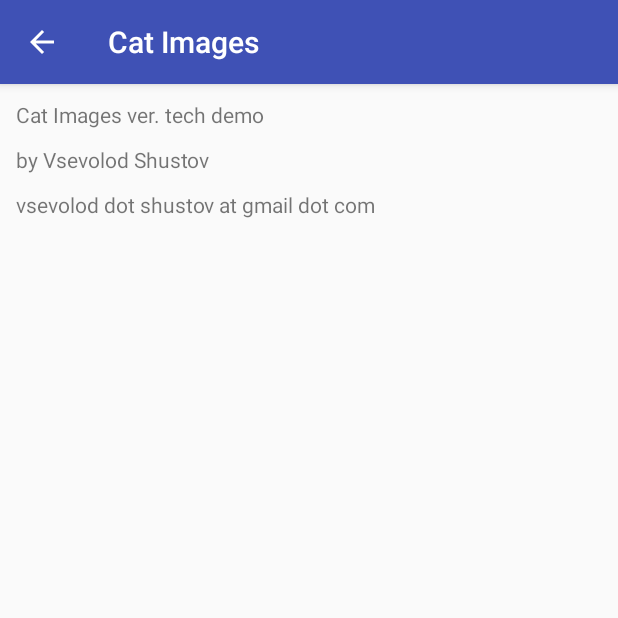
After one commit to Vsevolod-Shustov/catimages, an Android app: the MyAboutActivity screen opened directly, with no data from a screen before it, on a phone screen of 412 x 824 dp, the top half of it. The commit adds this screen. Run offline under Robolectric (Android 15) with nearby library versions, the phone set to English and light mode, and no system bars; network calls fail.

Commit message:
about activity

```diff
--- a/app/src/main/AndroidManifest.xml
+++ b/app/src/main/AndroidManifest.xml
@@ -32,5 +32,11 @@
                 android:name="android.support.PARENT_ACTIVITY"
                 android:value=".MainActivity" />
         </activity>
+        <activity android:name=".MyAboutActivity"
+            android:parentActivityName=".MainActivity">
+            <meta-data
+                android:name="android.support.PARENT_ACTIVITY"
+                android:value=".MainActivity" />
+        </activity>
     </application>
 </manifest>
--- /dev/null
+++ b/app/src/main/java/com/example/android/catimages/MyAboutActivity.java
@@ -0,0 +1,12 @@
+package com.example.android.catimages;
+
+import android.os.Bundle;
+import android.support.v7.app.AppCompatActivity;
+
+public class MyAboutActivity extends AppCompatActivity {
+    @Override
+    protected void onCreate(Bundle savedInstanceState) {
+        super.onCreate(savedInstanceState);
+        setContentView(R.layout.activity_about);
+    }
+}
--- /dev/null
+++ b/app/src/main/res/drawable/ic_help_outline_white_24dp.xml
@@ -0,0 +1,5 @@
+<vector android:height="24dp" android:tint="#FFFFFF"
+    android:viewportHeight="24.0" android:viewportWidth="24.0"
+    android:width="24dp" xmlns:android="http://schemas.android.com/apk/res/android">
+    <path android:fillColor="#FF000000" android:pathData="M11,18h2v-2h-2v2zM12,2C6.48,2 2,6.48 2,12s4.48,10 10,10 10,-4.48 10,-10S17.52,2 12,2zM12,20c-4.41,0 -8,-3.59 -8,-8s3.59,-8 8,-8 8,3.59 8,8 -3.59,8 -8,8zM12,6c-2.21,0 -4,1.79 -4,4h2c0,-1.1 0.9,-2 2,-2s2,0.9 2,2c0,2 -3,1.75 -3,5h2c0,-2.25 3,-2.5 3,-5 0,-2.21 -1.79,-4 -4,-4z"/>
+</vector>
--- /dev/null
+++ b/app/src/main/res/layout/activity_about.xml
@@ -0,0 +1,25 @@
+<?xml version="1.0" encoding="utf-8"?>
+<LinearLayout xmlns:android="http://schemas.android.com/apk/res/android"
+    android:layout_width="match_parent"
+    android:layout_height="match_parent"
+    android:orientation="vertical"
+    android:padding="@dimen/padding_normal">
+
+    <TextView
+        android:layout_width="wrap_content"
+        android:layout_height="wrap_content"
+        android:layout_marginBottom="@dimen/padding_normal"
+        android:text="@string/about_version" />
+
+    <TextView
+        android:layout_width="wrap_content"
+        android:layout_height="wrap_content"
+        android:layout_marginBottom="@dimen/padding_normal"
+        android:text="@string/about_author" />
+
+    <TextView
+        android:layout_width="wrap_content"
+        android:layout_height="wrap_content"
+        android:text="@string/about_mail" />
+
+</LinearLayout>
--- a/app/src/main/res/values/strings.xml
+++ b/app/src/main/res/values/strings.xml
@@ -3,4 +3,9 @@
     <string name="api_backlink">Powered by <a href="http://thecatapi.com/">thecatapi.com</a></string>
     <string name="source_backlink">Source:</string>
     <string name="preferences">Preferences</string>
+    <string name="menu_about">About</string>
+    <string name="menu_preferences">Preferences</string>
+    <string name="about_version">Cat Images ver. tech demo</string>
+    <string name="about_author">by Vsevolod Shustov</string>
+    <string name="about_mail">vsevolod dot shustov at gmail dot com</string>
 </resources>
--- a/build.gradle
+++ b/build.gradle
@@ -7,7 +7,7 @@ buildscript {
         jcenter()
     }
     dependencies {
-        classpath 'com.android.tools.build:gradle:3.1.4'
+        classpath 'com.android.tools.build:gradle:3.2.0'
 
 
         // NOTE: Do not place your application dependencies here; they belong
```
Also changed, not shown: app/src/main/java/com/example/android/catimages/MainActivity.java (+8 -3 lines), app/src/main/res/menu/menu_main.xml (+7 -3 lines), gradle/wrapper/gradle-wrapper.properties.
